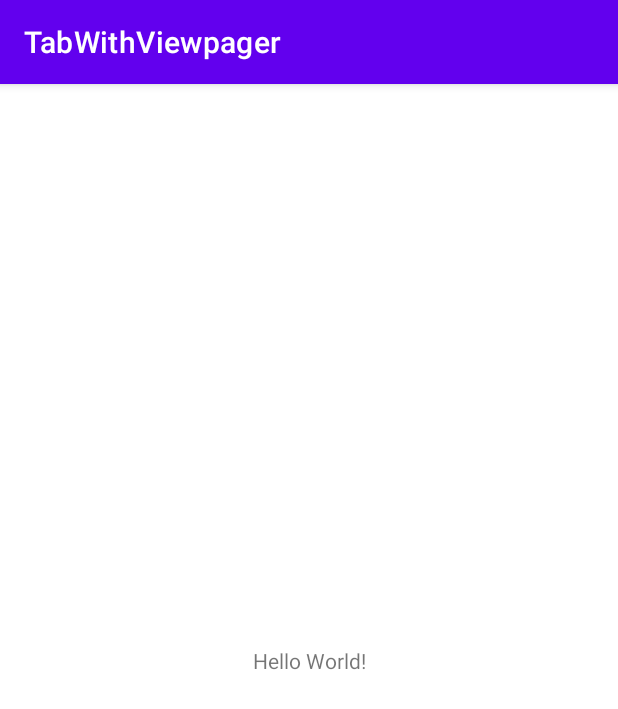
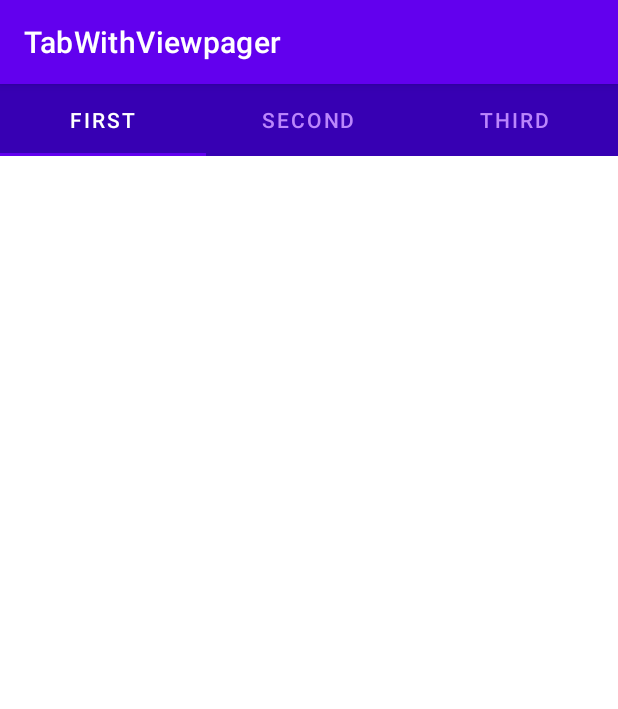
Before and after one commit to Syed-Bipul-Rahman/Genaral-TAB, an Android app: the screen it shows after launch (MainActivity), on a phone screen of 412 x 824 dp. Shown: the top 709 px of the screen. Run offline under Robolectric (Android 15) with nearby library versions, the phone set to English and light mode, and no system bars.

```diff
--- a/app/build.gradle
+++ b/app/build.gradle
@@ -4,12 +4,12 @@ plugins {
 
 android {
     namespace 'com.roomdb.tabwithviewpager'
-    compileSdk 32
+    compileSdk 33
 
     defaultConfig {
         applicationId "com.roomdb.tabwithviewpager"
         minSdk 21
-        targetSdk 32
+        targetSdk 33
         versionCode 1
         versionName "1.0"
 
--- a/app/src/main/java/com/roomdb/tabwithviewpager/MainActivity.java
+++ b/app/src/main/java/com/roomdb/tabwithviewpager/MainActivity.java
@@ -1,14 +1,81 @@
 package com.roomdb.tabwithviewpager;
-
-import androidx.appcompat.app.AppCompatActivity;
 
 import android.os.Bundle;
 
+import androidx.annotation.NonNull;
+import androidx.annotation.Nullable;
+import androidx.appcompat.app.AppCompatActivity;
+import androidx.fragment.app.Fragment;
+import androidx.fragment.app.FragmentManager;
+import androidx.fragment.app.FragmentPagerAdapter;
+import androidx.viewpager.widget.ViewPager;
+
+import com.google.android.material.tabs.TabLayout;
+
+import java.util.ArrayList;
+import java.util.List;
+
 public class MainActivity extends AppCompatActivity {
+    TabLayout tab;
+    ViewPager vp;
+
 
     @Override
     protected void onCreate(Bundle savedInstanceState) {
         super.onCreate(savedInstanceState);
         setContentView(R.layout.activity_main);
+//initialize
+        tab = findViewById(R.id.tabs);
+        vp = findViewById(R.id.viewpager);
+
+        //setup
+
+        setupViewPager(vp);
+        tab.setupWithViewPager(vp);
+
+    }
+
+    private void setupViewPager(ViewPager vp) {
+        ViewPagerAdapter adapter = new ViewPagerAdapter(getSupportFragmentManager());
+        adapter.addFragment(new Fragment(), "First");
+        adapter.addFragment(new Fragment(), "Second");
+        adapter.addFragment(new Fragment(), "Third");
+
+
+        vp.setAdapter(adapter);
+
+    }
+
+
+    class ViewPagerAdapter extends FragmentPagerAdapter {
+        private final List<Fragment> fragmentList = new ArrayList<>();
+        private final List<String> fragmentTitleList = new ArrayList<>();
+
+        public ViewPagerAdapter(@NonNull FragmentManager fm) {
+            super(fm);
+        }
+
+        @NonNull
+        @Override
+        public Fragment getItem(int position) {
+            return fragmentList.get(position);
+        }
+
+        @Override
+        public int getCount() {
+            return fragmentList.size();
+        }
+
+        public void addFragment(Fragment fragment, String title) {
+            fragmentList.add(fragment);
+            fragmentTitleList.add(title);
+        }
+
+        @Nullable
+        @Override
+        public CharSequence getPageTitle(int position) {
+            //super.getPageTitle(position);
+            return fragmentTitleList.get(position);
+        }
     }
 }
--- a/app/src/main/res/layout/activity_main.xml
+++ b/app/src/main/res/layout/activity_main.xml
@@ -1,18 +1,24 @@
 <?xml version="1.0" encoding="utf-8"?>
-<androidx.constraintlayout.widget.ConstraintLayout xmlns:android="http://schemas.android.com/apk/res/android"
+<LinearLayout xmlns:android="http://schemas.android.com/apk/res/android"
     xmlns:app="http://schemas.android.com/apk/res-auto"
     xmlns:tools="http://schemas.android.com/tools"
     android:layout_width="match_parent"
     android:layout_height="match_parent"
+    android:orientation="vertical"
     tools:context=".MainActivity">
 
-    <TextView
-        android:layout_width="wrap_content"
+    <com.google.android.material.tabs.TabLayout
+        android:id="@+id/tabs"
+        android:layout_width="match_parent"
         android:layout_height="wrap_content"
-        android:text="Hello World!"
-        app:layout_constraintBottom_toBottomOf="parent"
-        app:layout_constraintEnd_toEndOf="parent"
-        app:layout_constraintStart_toStartOf="parent"
-        app:layout_constraintTop_toTopOf="parent" />
+        android:background="@color/purple_700"
+        app:tabGravity="fill"
+        app:tabMode="fixed"
+        app:tabSelectedTextColor="@color/white"
+        app:tabTextColor="@color/purple_200"/>
 
-</androidx.constraintlayout.widget.ConstraintLayout>
+    <androidx.viewpager.widget.ViewPager
+        android:id="@+id/viewpager"
+        android:layout_width="match_parent"
+        android:layout_height="match_parent" />
+</LinearLayout>
```
